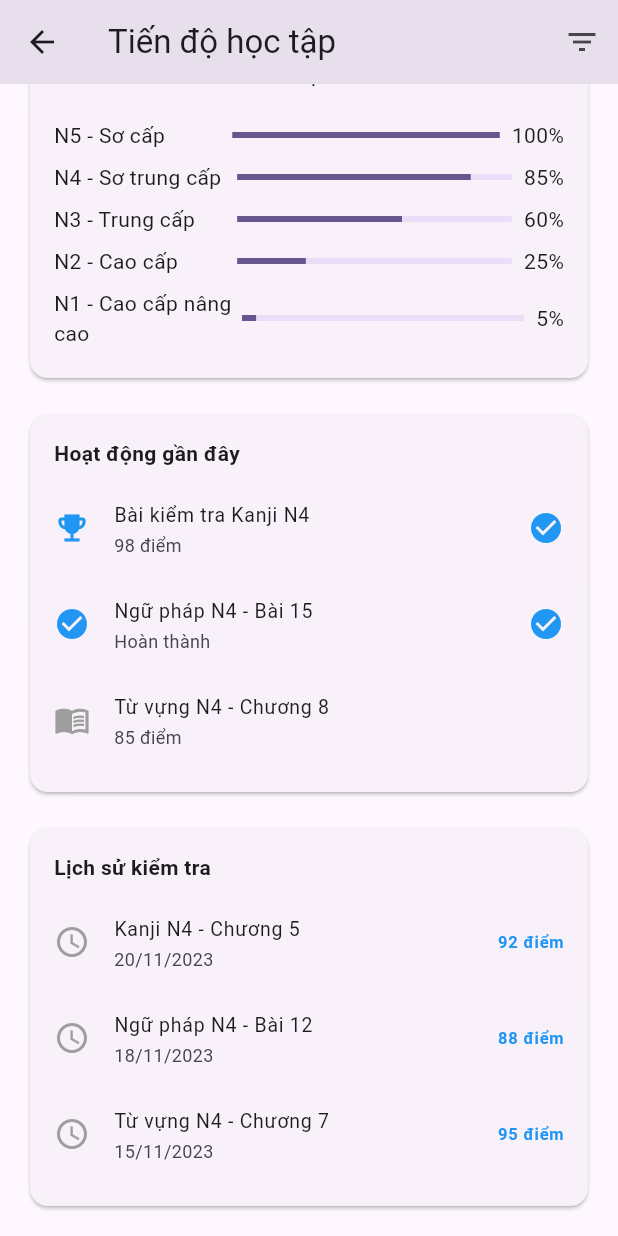
After one commit to khainm/NihonGo, a Flutter app: the screen it shows after launch, item 3 of the bottom bar chosen, scrolled down 280 dp, after a tap on the "filter list" icon, on a phone screen of 412 x 824 dp. The commit adds this screen. Run offline on Flutter 3.47's test engine with Material 3 defaults, Android fonts, the phone set to English and light mode, and no system bars; network calls fail.

Commit message:
Adds progress tracking feature
Adds a new page to track user learning progress, including overall progress, level-specific progress bars, recent activities, and test history.

This allows users to visualize their learning journey and identify areas for improvement.

```diff
--- a/nihongo_app/lib/features/home/presentation/pages/home_page.dart
+++ b/nihongo_app/lib/features/home/presentation/pages/home_page.dart
@@ -4,6 +4,7 @@ import '../widgets/course_card.dart';
 import '../widgets/progress_card.dart';
 import '../../../settings/presentation/pages/settings_page.dart';
 import '../../../profile/presentation/pages/profile_page.dart';
+import '../../../progress/presentation/pages/progress_page.dart';
 
 class HomePage extends StatefulWidget {
   const HomePage({super.key});
@@ -19,6 +20,10 @@ class _HomePageState extends State<HomePage> {
     if (index == 3) {
       Navigator.of(context).push(
         MaterialPageRoute(builder: (context) => const SettingsPage()),
+      );
+    } else if (index == 2) {
+      Navigator.of(context).push(
+        MaterialPageRoute(builder: (context) => const ProgressPage()),
       );
     } else {
       setState(() {
--- /dev/null
+++ b/nihongo_app/lib/features/progress/presentation/pages/progress_page.dart
@@ -0,0 +1,38 @@
+import 'package:flutter/material.dart';
+import '../widgets/progress_tab_bar.dart';
+import '../widgets/progress_overview.dart';
+import '../widgets/recent_activities.dart';
+import '../widgets/test_history.dart';
+
+class ProgressPage extends StatelessWidget {
+  const ProgressPage({Key? key}) : super(key: key);
+
+  @override
+  Widget build(BuildContext context) {
+    return Scaffold(
+      appBar: AppBar(
+        title: const Text('Tiến độ học tập'),
+        actions: [
+          IconButton(
+            icon: const Icon(Icons.filter_list),
+            onPressed: () {},
+          ),
+        ],
+      ),
+      body: SingleChildScrollView(
+        padding: const EdgeInsets.all(16),
+        child: Column(
+          children: const [
+            ProgressTabBar(),
+            SizedBox(height: 16),
+            ProgressOverview(),
+            SizedBox(height: 16),
+            RecentActivities(),
+            SizedBox(height: 16),
+            TestHistory(),
+          ],
+        ),
+      ),
+    );
+  }
+}
--- /dev/null
+++ b/nihongo_app/lib/features/progress/presentation/widgets/progress_overview.dart
@@ -0,0 +1,73 @@
+import 'package:flutter/material.dart';
+
+class ProgressOverview extends StatelessWidget {
+  const ProgressOverview({Key? key}) : super(key: key);
+
+  @override
+  Widget build(BuildContext context) {
+    final levels = [
+      {'label': 'N5 - Sơ cấp', 'percent': 1.0},
+      {'label': 'N4 - Sơ trung cấp', 'percent': 0.85},
+      {'label': 'N3 - Trung cấp', 'percent': 0.6},
+      {'label': 'N2 - Cao cấp', 'percent': 0.25},
+      {'label': 'N1 - Cao cấp nâng cao', 'percent': 0.05},
+    ];
+
+    return Card(
+      child: Padding(
+        padding: const EdgeInsets.all(16),
+        child: Column(
+          children: [
+            const Text('Tổng quan', style: TextStyle(fontWeight: FontWeight.bold)),
+            const SizedBox(height: 16),
+            SizedBox(
+              height: 120,
+              child: Stack(
+                alignment: Alignment.center,
+                children: [
+                  CircularProgressIndicator(
+                    value: 0.78,
+                    strokeWidth: 8,
+                  ),
+                  const Text('78%', style: TextStyle(fontSize: 28, fontWeight: FontWeight.bold)),
+                ],
+              ),
+            ),
+            const SizedBox(height: 8),
+            const Text('234/300 bài học hoàn thành'),
+            const SizedBox(height: 16),
+            ...levels.map((level) => _LevelProgressBar(
+              label: level['label'] as String,
+              percent: level['percent'] as double,
+            )),
+          ],
+        ),
+      ),
+    );
+  }
+}
+
+class _LevelProgressBar extends StatelessWidget {
+  final String label;
+  final double percent;
+
+  const _LevelProgressBar({required this.label, required this.percent});
+
+  @override
+  Widget build(BuildContext context) {
+    return Padding(
+      padding: const EdgeInsets.symmetric(vertical: 4),
+      child: Row(
+        children: [
+          Expanded(flex: 2, child: Text(label)),
+          Expanded(
+            flex: 3,
+            child: LinearProgressIndicator(value: percent),
+          ),
+          const SizedBox(width: 8),
+          Text('${(percent * 100).toInt()}%'),
+        ],
+      ),
+    );
+  }
+}
--- /dev/null
+++ b/nihongo_app/lib/features/progress/presentation/widgets/progress_tab_bar.dart
@@ -0,0 +1,41 @@
+import 'package:flutter/material.dart';
+
+class ProgressTabBar extends StatelessWidget {
+  const ProgressTabBar({Key? key}) : super(key: key);
+
+  @override
+  Widget build(BuildContext context) {
+    return SingleChildScrollView(
+      scrollDirection: Axis.horizontal,
+      child: Row(
+        children: [
+          _TabButton(label: 'Tất cả', selected: true),
+          _TabButton(label: 'N5'),
+          _TabButton(label: 'N4'),
+          _TabButton(label: 'N3'),
+          _TabButton(label: 'N2'),
+          _TabButton(label: 'N1'),
+        ],
+      ),
+    );
+  }
+}
+
+class _TabButton extends StatelessWidget {
+  final String label;
+  final bool selected;
+
+  const _TabButton({required this.label, this.selected = false});
+
+  @override
+  Widget build(BuildContext context) {
+    return Padding(
+      padding: const EdgeInsets.symmetric(horizontal: 4),
+      child: ChoiceChip(
+        label: Text(label),
+        selected: selected,
+        onSelected: (_) {},
+      ),
+    );
+  }
+}
--- /dev/null
+++ b/nihongo_app/lib/features/progress/presentation/widgets/recent_activities.dart
@@ -0,0 +1,77 @@
+import 'package:flutter/material.dart';
+
+class RecentActivities extends StatelessWidget {
+  const RecentActivities({Key? key}) : super(key: key);
+
+  final List<_Activity> activities = const [
+    _Activity(
+      icon: Icons.emoji_events,
+      title: 'Bài kiểm tra Kanji N4',
+      subtitle: '98 điểm',
+      completed: true,
+    ),
+    _Activity(
+      icon: Icons.check_circle,
+      title: 'Ngữ pháp N4 - Bài 15',
+      subtitle: 'Hoàn thành',
+      completed: true,
+    ),
+    _Activity(
+      icon: Icons.menu_book,
+      title: 'Từ vựng N4 - Chương 8',
+      subtitle: '85 điểm',
+      completed: false,
+    ),
+  ];
+
+  @override
+  Widget build(BuildContext context) {
+    return Card(
+      child: Padding(
+        padding: const EdgeInsets.all(16),
+        child: Column(
+          crossAxisAlignment: CrossAxisAlignment.start,
+          children: [
+            const Text('Hoạt động gần đây', style: TextStyle(fontWeight: FontWeight.bold)),
+            const SizedBox(height: 8),
+            ...activities.map((activity) => _ActivityTile(activity: activity)),
+          ],
+        ),
+      ),
+    );
+  }
+}
+
+class _Activity {
+  final IconData icon;
+  final String title;
+  final String subtitle;
+  final bool completed;
+
+  const _Activity({
+    required this.icon,
+    required this.title,
+    required this.subtitle,
+    required this.completed,
+  });
+}
+
+class _ActivityTile extends StatelessWidget {
+  final _Activity activity;
+
+  const _ActivityTile({required this.activity});
+
+  @override
+  Widget build(BuildContext context) {
+    return ListTile(
+      leading: Icon(activity.icon, color: activity.completed ? Colors.blue : Colors.grey),
+      title: Text(activity.title),
+      subtitle: Text(activity.subtitle),
+      trailing: activity.completed
+          ? const Icon(Icons.check_circle, color: Colors.blue)
+          : null,
+      contentPadding: EdgeInsets.zero,
+      dense: true,
+    );
+  }
+}
--- /dev/null
+++ b/nihongo_app/lib/features/progress/presentation/widgets/test_history.dart
@@ -0,0 +1,76 @@
+import 'package:flutter/material.dart';
+
+class TestHistory extends StatelessWidget {
+  const TestHistory({Key? key}) : super(key: key);
+
+  final List<_TestHistoryItem> history = const [
+    _TestHistoryItem(
+      date: '20/11/2023',
+      title: 'Kanji N4 - Chương 5',
+      score: 92,
+    ),
+    _TestHistoryItem(
+      date: '18/11/2023',
+      title: 'Ngữ pháp N4 - Bài 12',
+      score: 88,
+    ),
+    _TestHistoryItem(
+      date: '15/11/2023',
+      title: 'Từ vựng N4 - Chương 7',
+      score: 95,
+    ),
+  ];
+
+  @override
+  Widget build(BuildContext context) {
+    return Card(
+      child: Padding(
+        padding: const EdgeInsets.all(16),
+        child: Column(
+          crossAxisAlignment: CrossAxisAlignment.start,
+          children: [
+            const Text('Lịch sử kiểm tra', style: TextStyle(fontWeight: FontWeight.bold)),
+            const SizedBox(height: 8),
+            ...history.map((item) => _TestHistoryTile(item: item)),
+          ],
+        ),
+      ),
+    );
+  }
+}
+
+class _TestHistoryItem {
+  final String date;
+  final String title;
+  final int score;
+
+  const _TestHistoryItem({
+    required this.date,
+    required this.title,
+    required this.score,
+  });
+}
+
+class _TestHistoryTile extends StatelessWidget {
+  final _TestHistoryItem item;
+
+  const _TestHistoryTile({required this.item});
+
+  @override
+  Widget build(BuildContext context) {
+    return ListTile(
+      leading: const Icon(Icons.access_time, color: Colors.grey),
+      title: Text(item.title),
+      subtitle: Text(item.date),
+      trailing: Text(
+        '${item.score} điểm',
+        style: const TextStyle(
+          color: Colors.blue,
+          fontWeight: FontWeight.bold,
+        ),
+      ),
+      contentPadding: EdgeInsets.zero,
+      dense: true,
+    );
+  }
+}
```
Also changed, not shown: 1 other file.
